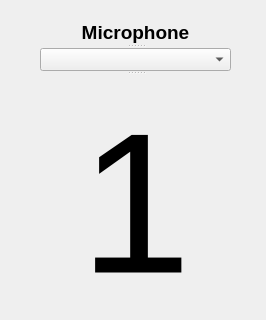
K-J-Q/Cochannel-Speech-Detector, file Qt Creator/livePred.ui: the form before one commit; both pictures show x 0 to 266 and y 0 to 320 of the 266 by 459 pixel window.
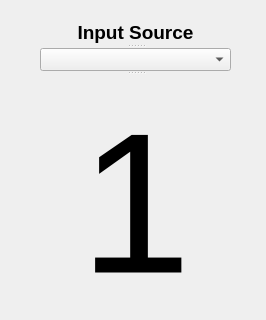
The form after the commit.

Patch:
```diff
--- a/Qt Creator/livePred.ui
+++ b/Qt Creator/livePred.ui
@@ -41,7 +41,7 @@
        </font>
       </property>
       <property name="text">
-       <string>Microphone</string>
+       <string>Input Source</string>
       </property>
       <property name="alignment">
        <set>Qt::AlignCenter</set>
```
